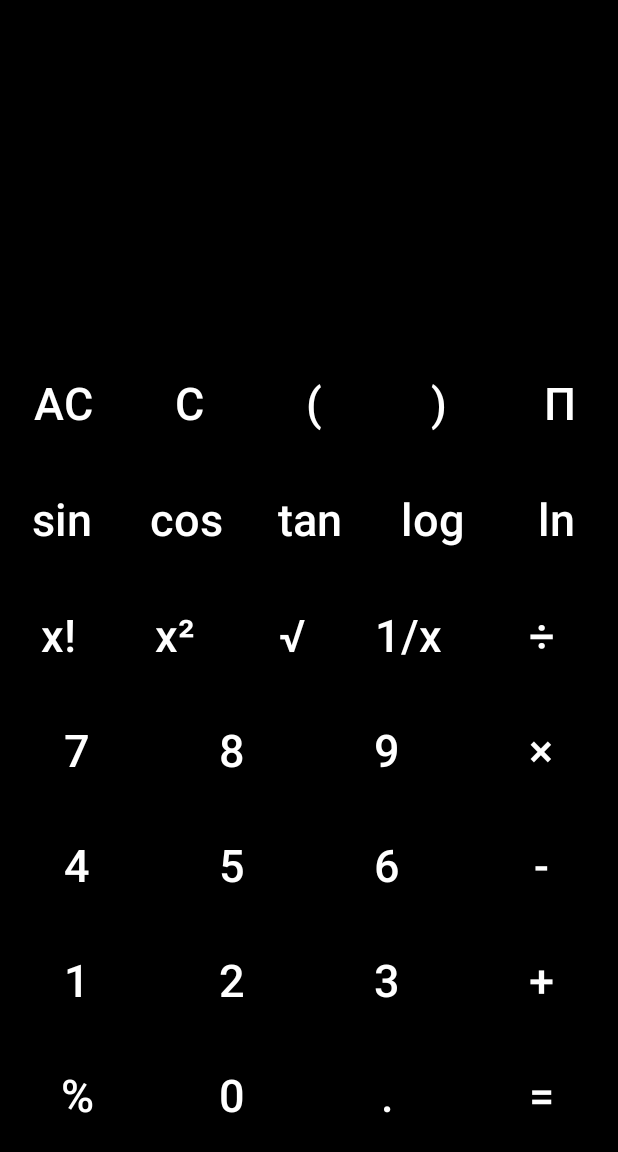
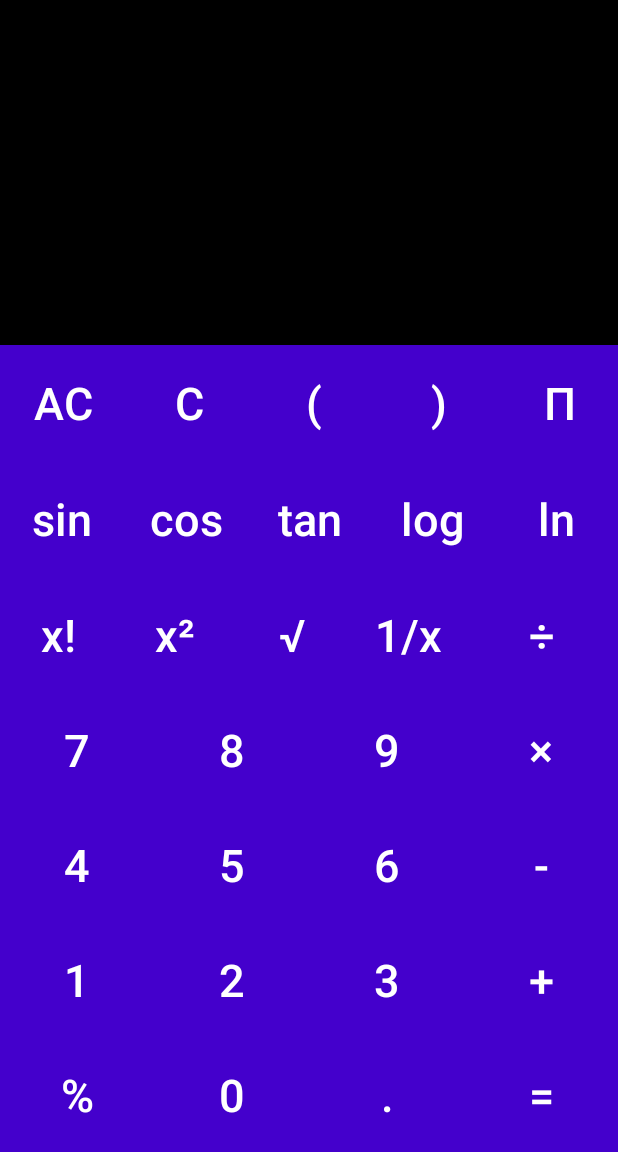
Before and after one commit to souravghoshdeveloper/Scientific-calculator, an Android app: the screen it shows after launch (MainActivity), on a phone screen of 412 x 824 dp, the part 84-1236 px from its top. Run offline under Robolectric (Android 15) with nearby library versions, the phone set to English and light mode, and no system bars.

Commit message:
Initial commit

```diff
--- a/app/src/main/res/layout/activity_main.xml
+++ b/app/src/main/res/layout/activity_main.xml
@@ -61,7 +61,7 @@
                         android:id="@+id/buttonac"
                         android:text="AC"
                         android:textSize="30sp"
-                        android:background="#000"
+                        android:background="#4400cc"
                         android:textColor="#fff"
                         android:layout_weight="1"
                         android:layout_width="match_parent"
@@ -72,7 +72,7 @@
                         android:id="@+id/buttonc"
                         android:text="C"
                         android:textSize="30sp"
-                        android:background="#000"
+                        android:background="#4400cc"
                         android:textColor="#fff"
                         android:layout_weight="1"
                         android:layout_width="match_parent"
@@ -83,7 +83,7 @@
                         android:id="@+id/buttonb1"
                         android:text="("
                         android:textSize="30sp"
-                        android:background="#000"
+                        android:background="#4400cc"
                         android:textColor="#fff"
                         android:layout_weight="1"
                         android:layout_width="match_parent"
@@ -94,7 +94,7 @@
                         android:id="@+id/buttonb2"
                         android:text=")"
                         android:textSize="30sp"
-                        android:background="#000"
+                        android:background="#4400cc"
                         android:textColor="#fff"
                         android:layout_weight="1"
                         android:layout_width="match_parent"
@@ -107,7 +107,7 @@
                         android:layout_width="77dp"
                         android:layout_height="match_parent"
                         android:layout_weight="1"
-                        android:background="#000"
+                        android:background="#4400cc"
                         android:text="π"
                         android:textColor="#fff"
                         android:textSize="30sp">
@@ -131,7 +131,7 @@
                         android:text="sin"
                         android:textAllCaps="false"
                         android:textSize="30sp"
-                        android:background="#000"
+                        android:background="#4400cc"
                         android:textColor="#fff"
                         android:layout_weight="1"
                         android:layout_width="match_parent"
@@ -143,7 +143,7 @@
                         android:text="cos"
                         android:textAllCaps="false"
                         android:textSize="30sp"
-                        android:background="#000"
+                        android:background="#4400cc"
                         android:textColor="#fff"
                         android:layout_weight="1"
                         android:layout_width="match_parent"
@@ -155,7 +155,7 @@
                         android:text="tan"
                         android:textAllCaps="false"
                         android:textSize="30sp"
-                        android:background="#000"
+                        android:background="#4400cc"
                         android:textColor="#fff"
                         android:layout_weight="1"
                         android:layout_width="match_parent"
@@ -167,7 +167,7 @@
                         android:text="log"
                         android:textAllCaps="false"
                         android:textSize="30sp"
-                        android:background="#000"
+                        android:background="#4400cc"
                         android:textColor="#fff"
                         android:layout_weight="1"
                         android:layout_width="match_parent"
@@ -179,7 +179,7 @@
                         android:text="ln"
                         android:textAllCaps="false"
                         android:textSize="30sp"
-                        android:background="#000"
+                        android:background="#4400cc"
                         android:textColor="#fff"
                         android:layout_weight="1"
                         android:layout_width="match_parent"
@@ -203,7 +203,7 @@
                         android:text="x!"
                         android:textAllCaps="false"
                         android:textSize="30sp"
-                        android:background="#000"
+                        android:background="#4400cc"
                         android:textColor="#fff"
                         android:layout_weight="1"
                         android:layout_width="match_parent"
@@ -215,7 +215,7 @@
                         android:text="x²"
                         android:textAllCaps="false"
                         android:textSize="30sp"
-                        android:background="#000"
+                        android:background="#4400cc"
                         android:textColor="#fff"
                         android:layout_weight="1"
                         android:layout_width="match_parent"
@@ -227,7 +227,7 @@
                         android:text="√"
                         android:textAllCaps="false"
                         android:textSize="30sp"
-                        android:background="#000"
+                        android:background="#4400cc"
                         android:textColor="#fff"
                         android:layout_weight="1"
                         android:layout_width="match_parent"
@@ -239,7 +239,7 @@
                         android:text="1/x"
                         android:textAllCaps="false"
                         android:textSize="30sp"
-                        android:background="#000"
+                        android:background="#4400cc"
                         android:textColor="#fff"
                         android:layout_weight="1"
                         android:layout_width="match_parent"
@@ -252,7 +252,7 @@
                         android:layout_width="436dp"
                         android:layout_height="match_parent"
                         android:layout_weight="1"
-                        android:background="#000"
+                        android:background="#4400cc"
                         android:text="÷"
                         android:textColor="#fff"
                         android:textSize="30sp">
@@ -274,7 +274,7 @@
                         android:id="@+id/button7"
                         android:text="7"
                         android:textSize="30sp"
-                        android:background="#000"
+                        android:background="#4400cc"
                         android:textColor="#fff"
                         android:layout_weight="1"
                         android:layout_width="match_parent"
@@ -285,7 +285,7 @@
                         android:id="@+id/button8"
                         android:text="8"
                         android:textSize="30sp"
-                        android:background="#000"
+                        android:background="#4400cc"
                         android:textColor="#fff"
                         android:layout_weight="1"
                         android:layout_width="match_parent"
@@ -296,7 +296,7 @@
                         android:id="@+id/button9"
                         android:text="9"
                         android:textSize="30sp"
-                        android:background="#000"
+                        android:background="#4400cc"
                         android:textColor="#fff"
                         android:layout_weight="1"
                         android:layout_width="match_parent"
@@ -307,7 +307,7 @@
                         android:id="@+id/buttonmul"
                         android:text="×"
                         android:textSize="30sp"
-                        android:background="#000"
+                        android:background="#4400cc"
                         android:textColor="#fff"
                         android:layout_weight="1"
                         android:layout_width="match_parent"
@@ -330,7 +330,7 @@
                         android:id="@+id/button4"
                         android:text="4"
                         android:textSize="30sp"
-                        android:background="#000"
+                        android:background="#4400cc"
                         android:textColor="#fff"
                         android:layout_weight="1"
                         android:layout_width="match_parent"
@@ -341,7 +341,7 @@
                         android:id="@+id/button5"
                         android:text="5"
                         android:textSize="30sp"
-                        android:background="#000"
+                        android:background="#4400cc"
                         android:textColor="#fff"
                         android:layout_weight="1"
                         android:layout_width="match_parent"
@@ -352,7 +352,7 @@
                         android:id="@+id/button6"
                         android:text="6"
                         android:textSize="30sp"
-                        android:background="#000"
+                        android:background="#4400cc"
                         android:textColor="#fff"
                         android:layout_weight="1"
                         android:layout_width="match_parent"
@@ -363,7 +363,7 @@
                         android:id="@+id/buttonmin"
                         android:text="-"
                         android:textSize="30sp"
-                        android:background="#000"
+                        android:background="#4400cc"
                         android:textColor="#fff"
                         android:layout_weight="1"
                         android:layout_width="match_parent"
@@ -386,7 +386,7 @@
                         android:id="@+id/button1"
                         android:text="1"
                         android:textSize="30sp"
-                        android:background="#000"
+                        android:background="#4400cc"
                         android:textColor="#fff"
                         android:layout_weight="1"
                         android:layout_width="match_parent"
@@ -397,7 +397,7 @@
                         android:id="@+id/button2"
                         android:text="2"
                         android:textSize="30sp"
-                        android:background="#000"
+                        android:background="#4400cc"
                         android:textColor="#fff"
                         android:layout_weight="1"
                         android:layout_width="match_parent"
@@ -408,7 +408,7 @@
                         android:id="@+id/button3"
                         android:text="3"
                         android:textSize="30sp"
-                        android:background="#000"
+                        android:background="#4400cc"
                         android:textColor="#fff"
                         android:layout_weight="1"
                         android:layout_width="match_parent"
@@ -419,7 +419,7 @@
                         android:id="@+id/buttonplus"
                         android:text="+"
                         android:textSize="30sp"
-                        android:background="#000"
+                        android:background="#4400cc"
                         android:textColor="#fff"
                         android:layout_weight="1"
                         android:layout_width="match_parent"
@@ -442,7 +442,7 @@
                         android:id="@+id/buttonpercentage"
                         android:text="%"
                         android:textSize="30sp"
-                        android:background="#000"
+                        android:background="#4400cc"
                         android:textColor="#fff"
                         android:layout_weight="1"
                         android:layout_width="match_parent"
@@ -453,7 +453,7 @@
                         android:id="@+id/button0"
                         android:text="0"
                         android:textSize="30sp"
-                        android:background="#000"
+                        android:background="#4400cc"
                         android:textColor="#fff"
                         android:layout_weight="1"
                         android:layout_width="match_parent"
@@ -464,7 +464,7 @@
                         android:id="@+id/buttondot"
                         android:text="."
                         android:textSize="30sp"
-                        android:background="#000"
+                        android:background="#4400cc"
                         android:textColor="#fff"
                         android:layout_weight="1"
                         android:layout_width="match_parent"
@@ -475,7 +475,7 @@
                         android:id="@+id/buttonequal"
                         android:text="="
                         android:textSize="30sp"
-                        android:background="#000"
+                        android:background="#4400cc"
                         android:textColor="#fff"
                         android:layout_weight="1"
                         android:layout_width="match_parent"
```
